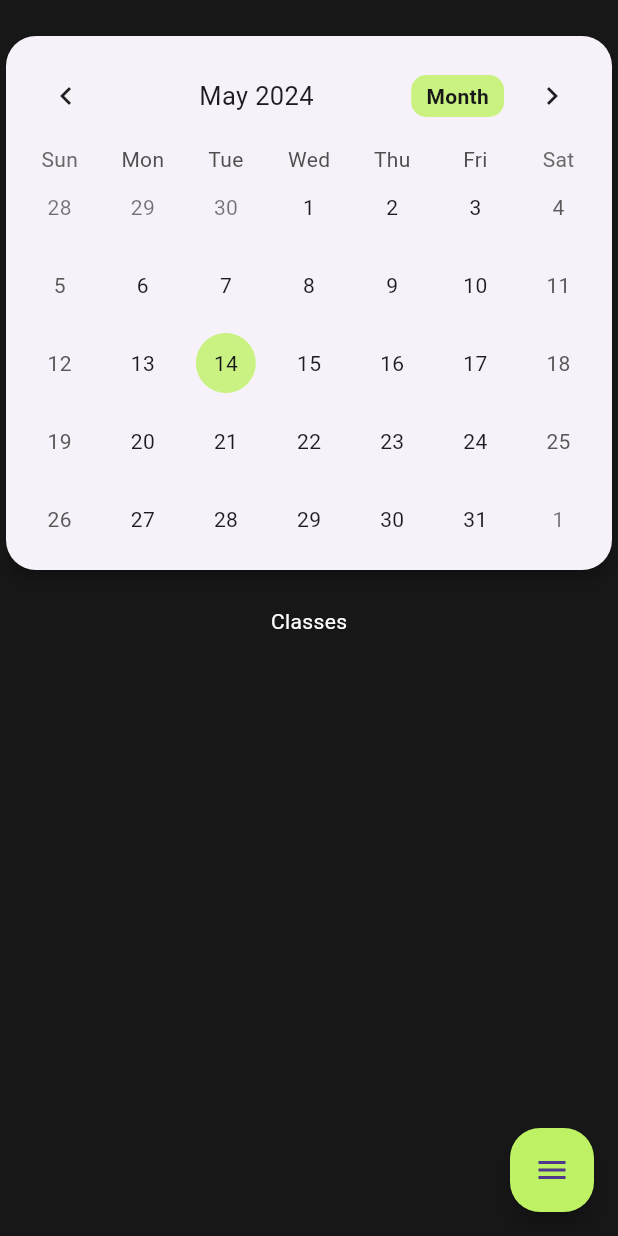
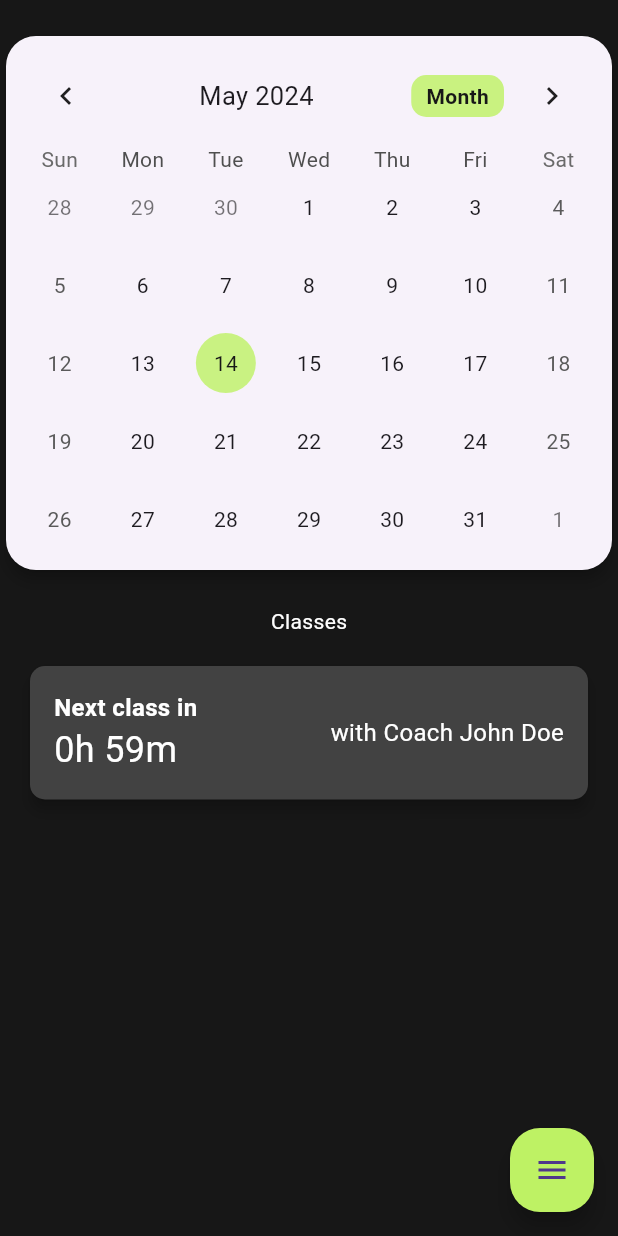
Before and after one commit to 1ghofrane1/my_flutter_project, a Flutter app: the Classes screen opened directly, on a phone screen of 412 x 824 dp. Run offline on Flutter 3.47's test engine with Material 3 defaults, Android fonts, the phone set to English and light mode, and no system bars; drawn by our look-alikes of table_calendar; our stand-ins replace cloud_firestore, firebase_auth, firebase_core, get, intl_phone_field, qr_flutter; accounts and stored records are empty.

Commit message:
next class

```diff
--- a/lib/pages/manager_pages/classes.dart
+++ b/lib/pages/manager_pages/classes.dart
@@ -1,9 +1,9 @@
+import 'dart:async';
 import 'package:flutter/material.dart';
 import 'package:my_flutter_project/components/class_calendar.dart';
 import 'package:my_flutter_project/components/expandable_fab.dart';
 import 'package:my_flutter_project/forms/AddClassForm.dart';
 import 'package:my_flutter_project/pages/manager_pages/gym_members.dart';
-import 'package:table_calendar/table_calendar.dart';
 
 class Classes extends StatefulWidget {
   const Classes({Key? key});
@@ -13,22 +13,92 @@ class Classes extends StatefulWidget {
 }
 
 class _ClassesState extends State<Classes> {
+  late DateTime _nextClassTime;
+  late String _coachName;
+  late Timer _timer;
+
   @override
   void initState() {
     super.initState();
+    // Initialize next class time and coach name (replace with your actual data)
+    _nextClassTime = DateTime.now()
+        .add(const Duration(hours: 1)); // Example: Next class in 1 hour
+    _coachName = "John Doe"; // Example: Coach name
+    // Start a timer to update the countdown every second
+    _timer = Timer.periodic(const Duration(seconds: 1), (Timer timer) {
+      setState(() {}); // Update the UI every second
+    });
+  }
+
+  @override
+  void dispose() {
+    _timer.cancel(); // Cancel the timer to avoid memory leaks
+    super.dispose();
   }
 
   @override
   Widget build(BuildContext context) {
+    // Calculate the time difference between now and the next class time
+    Duration timeDifference = _nextClassTime.difference(DateTime.now());
+    // Format the time remaining as hours and minutes
+    String timeRemaining =
+        '${timeDifference.inHours}h ${timeDifference.inMinutes.remainder(60)}m';
+
     return Scaffold(
       backgroundColor: const Color(0xFF171717),
       body: Column(
+        crossAxisAlignment: CrossAxisAlignment.stretch,
         children: [
           const SizedBox(height: 20),
           ClassCalendar(),
           const SizedBox(height: 20),
           const Center(
             child: Text('Classes', style: TextStyle(color: Colors.white)),
+          ),
+          const SizedBox(height: 20),
+          // Next class countdown section
+          Card(
+            color: Colors.grey[800],
+            elevation: 4,
+            margin: EdgeInsets.symmetric(horizontal: 20),
+            shape: RoundedRectangleBorder(
+              borderRadius: BorderRadius.circular(10),
+            ),
+            child: Padding(
+              padding: const EdgeInsets.all(16.0),
+              child: Row(
+                mainAxisAlignment: MainAxisAlignment.spaceBetween,
+                children: [
+                  Column(
+                    crossAxisAlignment: CrossAxisAlignment.start,
+                    children: [
+                      Text(
+                        'Next class in',
+                        style: TextStyle(
+                          color: Colors.white,
+                          fontWeight: FontWeight.bold,
+                          fontSize: 16,
+                        ),
+                      ),
+                      Text(
+                        '$timeRemaining',
+                        style: TextStyle(
+                          color: Colors.white,
+                          fontSize: 24,
+                        ),
+                      ),
+                    ],
+                  ),
+                  Text(
+                    'with Coach $_coachName',
+                    style: TextStyle(
+                      color: Colors.white,
+                      fontSize: 16,
+                    ),
+                  ),
+                ],
+              ),
+            ),
           ),
         ],
       ),
```
